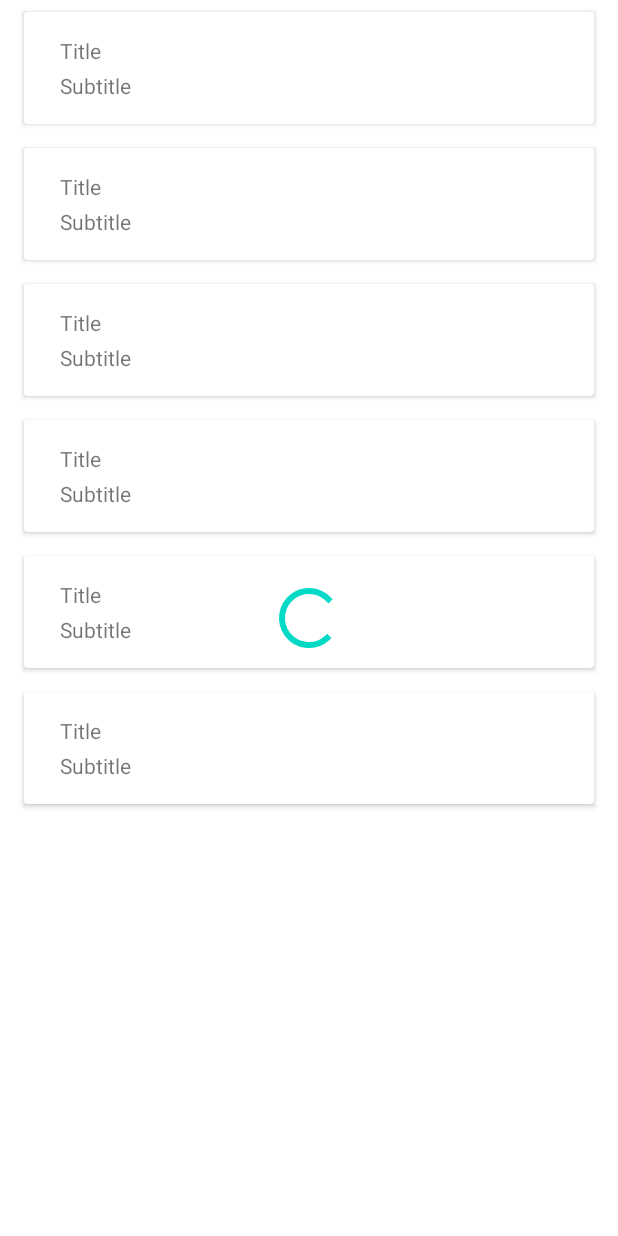
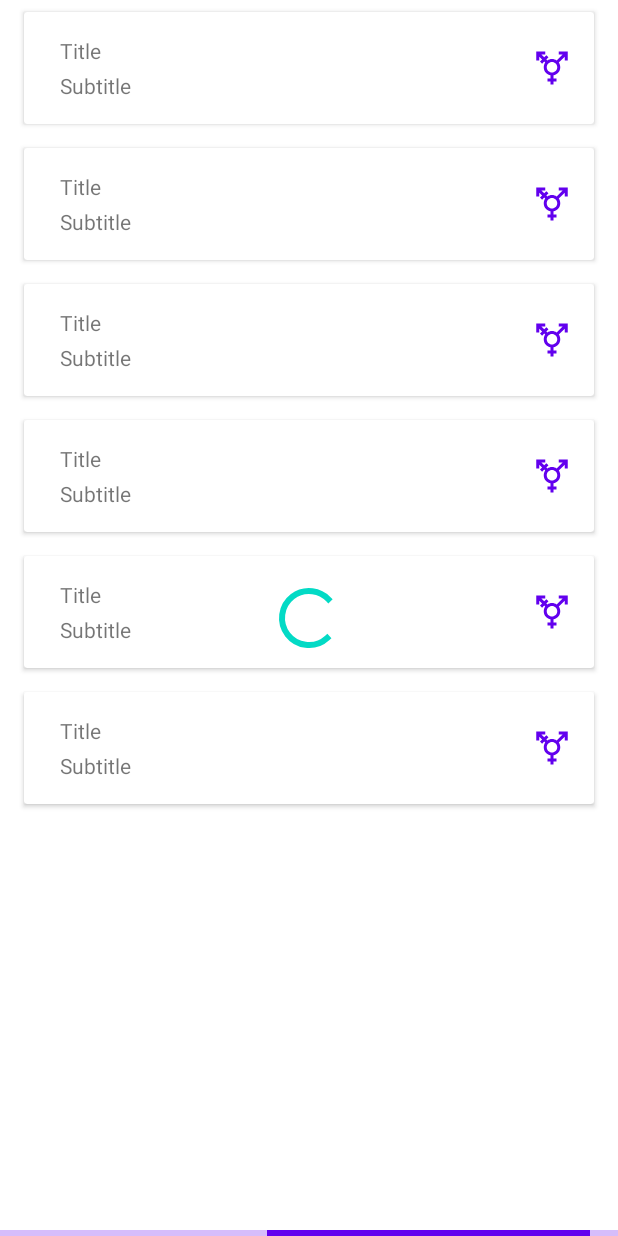
Before and after one commit to mamatagelanee07/rick-and-martu-graphql-demo, an Android app: the layout fragment_characters.xml on its own in the app's theme, with its tools: preview values and no code run, on a phone screen of 412 x 824 dp. Run offline under Robolectric (Android 15) with nearby library versions, the phone set to English and light mode, and no system bars.

Commit message:
[ADD] character scroll with pagination (#6)
* [ADD] character scroll with pagination

* [FIX] next page can be null, we can not assume null = 0

```diff
--- a/app/src/main/java/com/andigeeky/rickandmorty/characters/ui/CharactersEvent.kt
+++ b/app/src/main/java/com/andigeeky/rickandmorty/characters/ui/CharactersEvent.kt
@@ -6,5 +6,8 @@ import io.uniflow.core.flow.data.UIEvent
 sealed class CharactersEvent : UIEvent(){
     object ShowLoadingCharacters : CharactersEvent()
     object HideLoadingCharacters : CharactersEvent()
+    object ShowLoadingNextPageCharacters : CharactersEvent()
+    object HideLoadingNextPageCharacters : CharactersEvent()
     data class ShowPersistentError(@StringRes val message : Int) : CharactersEvent()
+    data class LoadNextCharactersPage(val page : Int?) : CharactersEvent()
 }
--- /dev/null
+++ b/app/src/main/res/drawable/ic_transgender_black_24dp.xml
@@ -0,0 +1,9 @@
+<vector xmlns:android="http://schemas.android.com/apk/res/android"
+    android:width="24dp"
+    android:height="24dp"
+    android:viewportWidth="24"
+    android:viewportHeight="24">
+  <path
+      android:pathData="M12,8c1.93,0 3.5,1.57 3.5,3.5S13.93,15 12,15s-3.5,-1.57 -3.5,-3.5S10.07,8 12,8zM16.53,8.38l3.97,-3.96V7h2V1h-6v2h2.58l-3.97,3.97C14.23,6.36 13.16,6 12,6c-1.16,0 -2.23,0.36 -3.11,0.97L8.24,6.32l1.41,-1.41L8.24,3.49L6.82,4.9L4.92,3H7.5V1h-6v6h2V4.42l1.91,1.9L3.99,7.74l1.41,1.41l1.41,-1.41l0.65,0.65C6.86,9.27 6.5,10.34 6.5,11.5c0,2.7 1.94,4.94 4.5,5.41L11,19H9v2h2v2h2v-2h2v-2h-2l0,-2.09c2.56,-0.47 4.5,-2.71 4.5,-5.41C17.5,10.34 17.14,9.27 16.53,8.38z"
+      android:fillColor="#000000"/>
+</vector>
--- a/app/src/main/res/layout/fragment_characters.xml
+++ b/app/src/main/res/layout/fragment_characters.xml
@@ -11,12 +11,24 @@
         android:layout_width="0dp"
         android:layout_height="0dp"
         app:layoutManager="androidx.recyclerview.widget.LinearLayoutManager"
-        app:layout_constraintBottom_toBottomOf="parent"
+        app:layout_constraintBottom_toTopOf="@+id/loading_next_page"
         app:layout_constraintEnd_toEndOf="parent"
         app:layout_constraintStart_toStartOf="parent"
         app:layout_constraintTop_toTopOf="parent"
         tools:itemCount="20"
-        tools:listitem="@layout/list_item_character"/>
+        tools:listitem="@layout/list_item_character" />
+
+    <com.google.android.material.progressindicator.LinearProgressIndicator
+        android:id="@+id/loading_next_page"
+        android:layout_width="match_parent"
+        android:layout_height="wrap_content"
+        android:indeterminate="true"
+        android:visibility="gone"
+        app:layout_constraintBottom_toBottomOf="parent"
+        app:layout_constraintEnd_toEndOf="parent"
+        app:layout_constraintStart_toStartOf="parent"
+        app:layout_constraintTop_toBottomOf="@+id/list_characters"
+        tools:visibility="visible" />
 
     <ProgressBar
         android:id="@+id/loading"
--- a/app/src/main/res/layout/list_item_character.xml
+++ b/app/src/main/res/layout/list_item_character.xml
@@ -30,7 +30,7 @@
             android:gravity="start"
             android:textAlignment="gravity"
             app:layout_constraintBottom_toTopOf="@+id/item_subtitle_character"
-            app:layout_constraintEnd_toEndOf="parent"
+            app:layout_constraintEnd_toStartOf="@+id/item_image_character_gender"
             app:layout_constraintStart_toEndOf="@+id/item_image_character"
             app:layout_constraintTop_toTopOf="parent"
             tools:text="Title" />
@@ -44,10 +44,20 @@
             android:gravity="start"
             android:textAlignment="gravity"
             app:layout_constraintBottom_toBottomOf="parent"
-            app:layout_constraintEnd_toEndOf="parent"
+            app:layout_constraintEnd_toStartOf="@+id/item_image_character_gender"
             app:layout_constraintStart_toEndOf="@+id/item_image_character"
             app:layout_constraintTop_toBottomOf="@+id/item_title_character"
             tools:text="Subtitle" />
 
+        <ImageView
+            android:id="@+id/item_image_character_gender"
+            android:layout_width="wrap_content"
+            android:layout_height="wrap_content"
+            app:layout_constraintBottom_toBottomOf="parent"
+            app:layout_constraintEnd_toEndOf="parent"
+            app:layout_constraintTop_toTopOf="parent"
+            app:tint="?colorPrimary"
+            tools:src="@drawable/ic_transgender_black_24dp"/>
+
     </androidx.constraintlayout.widget.ConstraintLayout>
 </androidx.cardview.widget.CardView>
--- a/app/src/main/res/values/strings.xml
+++ b/app/src/main/res/values/strings.xml
@@ -3,5 +3,7 @@
 
     <string name="error_characters_loading">There is an error while loading characters!</string>
     <string name="title_activity_home">Home</string>
-    <string name="title_characters">Home</string>
+    <string name="title_characters">Characters</string>
+    <string name="characters_subtitle_no_of_episodes">"Episodes: %d"</string>
+    <string name="characters_title_character_name">"%s. %s"</string>
 </resources>
--- a/dependencies.gradle
+++ b/dependencies.gradle
@@ -15,7 +15,7 @@ ext {
 
     core_ktx = "1.3.2"
     app_compact = "1.2.0"
-    material = "1.2.1"
+    material = "1.4.0-alpha02"
     constraint_layout = "2.0.4"
     uniflow_version = "1.0.4"
     coil = "1.1.1"
```
Also changed, not shown: app/src/main/java/com/andigeeky/rickandmorty/characters/ui/CharactersAdapter.kt (+19 -2 lines), app/src/main/java/com/andigeeky/rickandmorty/characters/ui/CharactersFragment.kt (+38 -9 lines), app/src/main/java/com/andigeeky/rickandmorty/characters/ui/CharactersState.kt (+6 -1 lines), app/src/main/java/com/andigeeky/rickandmorty/characters/ui/CharactersViewModel.kt (+40 -1 lines), app/src/main/java/com/andigeeky/rickandmorty/utilities/RecyclerViewExt.kt (added, +26 -0 lines), app/src/main/res/drawable/ic_female_black_24dp.xml (added, +9 -0 lines), app/src/main/res/drawable/ic_male_black_24dp.xml (added, +9 -0 lines), 1 other file.
